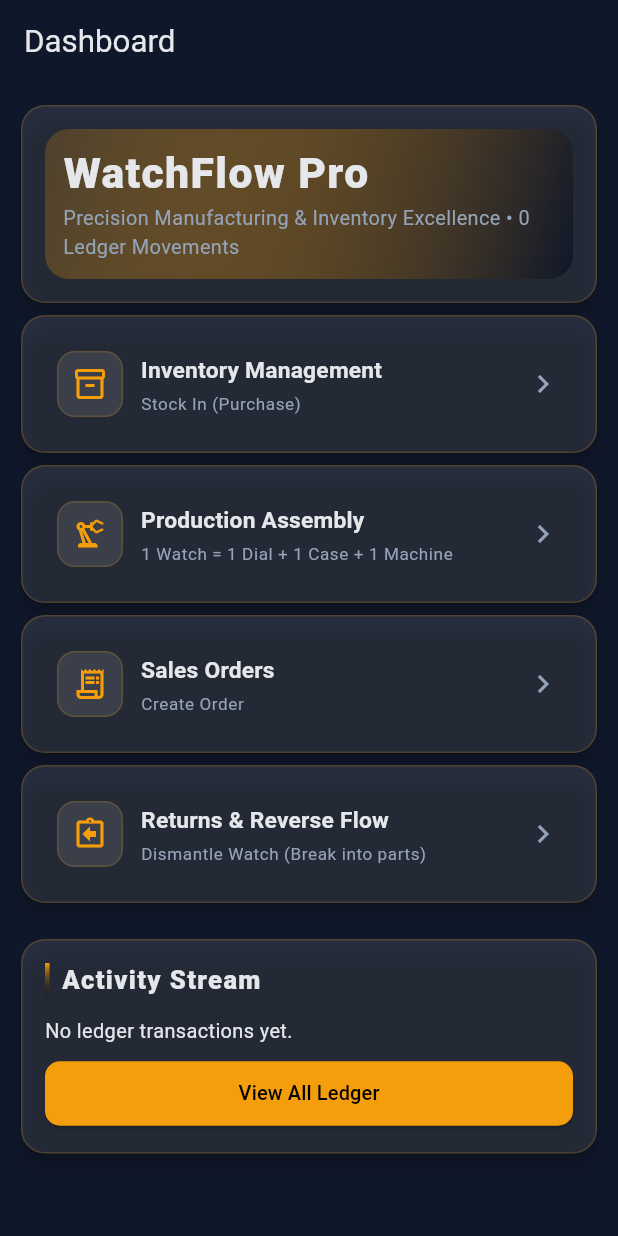
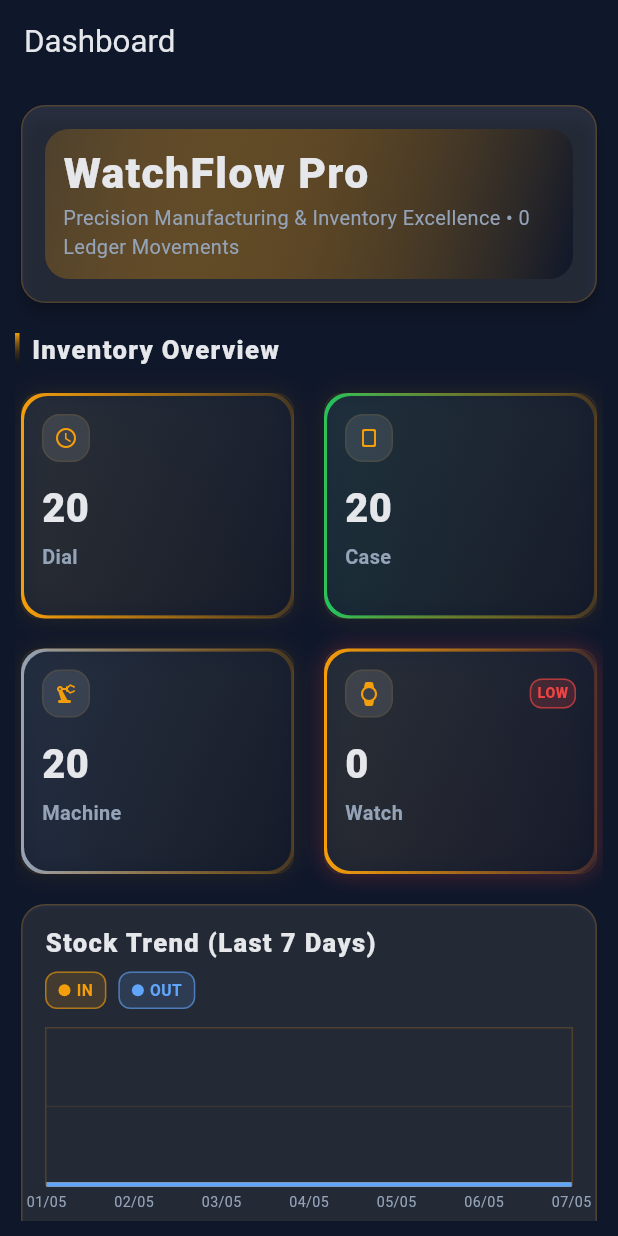
Before and after one commit to kevalsatani2001/watch_manufacturing_inventory, a Flutter app: the screen it shows after launch, on a phone screen of 412 x 824 dp. Run offline on Flutter 3.47's test engine with Material 3 defaults, Android fonts, the phone set to English and light mode, and no system bars; drawn by our look-alikes of fl_chart; our stand-ins replace equatable, flutter_bloc, flutter_secure_storage, flutter_staggered_animations, hive, hive_flutter and 4 more; accounts and stored records are empty; Roboto replaces fonts that are missing (Times New Roman).

Commit message:
add graph and inventory overview

```diff
--- a/lib/core/constants/app_colors.dart
+++ b/lib/core/constants/app_colors.dart
@@ -13,6 +13,7 @@ class AppColors {
   static const Color textPrimary = Color(0xFFE5E7EB);
   static const Color textSecondary = Color(0xFF94A3B8);
   static const Color surfaceElevated = Color(0xFF111C33);
+  static const Color trendBlue = Color(0xFF60A5FA);
   static const Color success = Color(0xFF22C55E);
   static const Color danger = Color(0xFFEF4444);
 }
--- a/lib/core/constants/app_strings.dart
+++ b/lib/core/constants/app_strings.dart
@@ -39,6 +39,11 @@ class AppStrings {
   static const String latestTenEntries = 'Activity Stream';
   static const String luxuryTagline = 'Luxury Manufacturing • Offline-first Ledger';
   static const String dashboardDynamicTagline = 'Precision Manufacturing & Inventory Excellence • {moves} Ledger Movements';
+  static const String inventoryOverviewTitle = 'Inventory Overview';
+  static const String stockTrendTitle = 'Stock Trend (Last 7 Days)';
+  static const String legendIn = 'IN';
+  static const String legendOut = 'OUT';
+  static const String lowStockBadge = 'LOW';
   static const String openLabel = 'Open';
   static const String openInventory = 'Open Inventory';
   static const String openProduction = 'Open Production';
--- a/lib/core/router/app_router.dart
+++ b/lib/core/router/app_router.dart
@@ -4,8 +4,10 @@ import 'package:watch_manufacturing_inventory_app/core/services/stock_ledger_hiv
 import 'package:watch_manufacturing_inventory_app/core/services/ledger_pdf_service.dart';
 import 'package:watch_manufacturing_inventory_app/features/dashboard/view/dashboard_view.dart';
 import 'package:watch_manufacturing_inventory_app/features/inventory/bloc/inventory_bloc.dart';
+import 'package:watch_manufacturing_inventory_app/features/inventory/bloc/inventory_event.dart';
 import 'package:watch_manufacturing_inventory_app/features/inventory/view/inventory_view.dart';
 import 'package:watch_manufacturing_inventory_app/features/ledger/bloc/ledger_bloc.dart';
+import 'package:watch_manufacturing_inventory_app/features/ledger/bloc/ledger_event.dart';
 import 'package:watch_manufacturing_inventory_app/features/ledger/view/ledger_view.dart';
 import 'package:watch_manufacturing_inventory_app/features/production/bloc/production_bloc.dart';
 import 'package:watch_manufacturing_inventory_app/features/production/view/production_view.dart';
@@ -28,7 +30,21 @@ class AppRouter {
     switch (settings.name) {
       case home:
         return MaterialPageRoute<void>(
-          builder: (_) => const DashboardView(),
+          builder: (_) => MultiBlocProvider(
+            providers: <BlocProvider<dynamic>>[
+              BlocProvider<InventoryBloc>(
+                create: (_) => InventoryBloc(stockService: StockLedgerHiveService.instance)
+                  ..add(const InventoryLoadRequested()),
+              ),
+              BlocProvider<LedgerBloc>(
+                create: (_) => LedgerBloc(
+                  stockService: StockLedgerHiveService.instance,
+                  pdfService: const LedgerPdfService(),
+                )..add(const LedgerLoadRequested()),
+              ),
+            ],
+            child: const DashboardView(),
+          ),
           settings: settings,
         );
       case production:
--- /dev/null
+++ b/lib/features/dashboard/services/dashboard_stock_analysis_service.dart
@@ -0,0 +1,60 @@
+import 'package:watch_manufacturing_inventory_app/core/constants/app_strings.dart';
+import 'package:watch_manufacturing_inventory_app/core/models/stock_ledger_entry.dart';
+import 'package:watch_manufacturing_inventory_app/core/services/stock_ledger_hive_service.dart';
+
+class DashboardStockAnalysisService {
+  const DashboardStockAnalysisService._();
+
+  static const int lowStockThreshold = 10;
+
+  static Map<String, int> currentStock() {
+    return StockLedgerHiveService.instance.calculateCurrentStock();
+  }
+
+  static List<StockTrendPoint> last7DaysTrend(List<StockLedgerEntry> entries) {
+    final now = DateTime.now();
+    final buckets = <DateTime, StockTrendPoint>{};
+
+    for (int i = 6; i >= 0; i--) {
+      final day = DateTime(now.year, now.month, now.day).subtract(Duration(days: i));
+      buckets[day] = StockTrendPoint(date: day, inQty: 0, outQty: 0);
+    }
+
+    for (final entry in entries) {
+      if (entry.reason == AppStrings.reasonInitialStock) continue;
+      final day = DateTime(entry.createdAt.year, entry.createdAt.month, entry.createdAt.day);
+      if (!buckets.containsKey(day)) continue;
+      final point = buckets[day]!;
+      if (entry.transactionType == StockLedgerHiveService.inTransaction) {
+        buckets[day] = point.copyWith(inQty: point.inQty + entry.quantity);
+      } else if (entry.transactionType == StockLedgerHiveService.outTransaction) {
+        buckets[day] = point.copyWith(outQty: point.outQty + entry.quantity);
+      }
+    }
+
+    return buckets.values.toList()..sort((a, b) => a.date.compareTo(b.date));
+  }
+}
+
+class StockTrendPoint {
+  const StockTrendPoint({
+    required this.date,
+    required this.inQty,
+    required this.outQty,
+  });
+
+  final DateTime date;
+  final int inQty;
+  final int outQty;
+
+  StockTrendPoint copyWith({
+    int? inQty,
+    int? outQty,
+  }) {
+    return StockTrendPoint(
+      date: date,
+      inQty: inQty ?? this.inQty,
+      outQty: outQty ?? this.outQty,
+    );
+  }
+}
--- a/lib/features/dashboard/view/dashboard_view.dart
+++ b/lib/features/dashboard/view/dashboard_view.dart
@@ -1,4 +1,11 @@
 import 'package:watch_manufacturing_inventory_app/core/common/app_imports.dart';
+import 'package:watch_manufacturing_inventory_app/features/dashboard/services/dashboard_stock_analysis_service.dart';
+import 'package:watch_manufacturing_inventory_app/features/dashboard/widgets/stock_graph_widget.dart';
+import 'package:watch_manufacturing_inventory_app/features/dashboard/widgets/stock_grid_widget.dart';
+import 'package:watch_manufacturing_inventory_app/features/inventory/bloc/inventory_bloc.dart';
+import 'package:watch_manufacturing_inventory_app/features/inventory/bloc/inventory_state.dart';
+import 'package:watch_manufacturing_inventory_app/features/ledger/bloc/ledger_bloc.dart';
+import 'package:watch_manufacturing_inventory_app/features/ledger/bloc/ledger_state.dart';
 
 class DashboardView extends StatelessWidget {
   const DashboardView({super.key});
@@ -10,10 +17,17 @@ class DashboardView extends StatelessWidget {
         AppStrings.ledgerBoxName,
       ).listenable(),
       builder: (context, box, child) {
+        final InventoryState inventoryState = context.watch<InventoryBloc>().state;
+        final LedgerState ledgerState = context.watch<LedgerBloc>().state;
         final latest = StockLedgerHiveService.instance.recentEntries(
           limit: 10,
           includeInitialSeedEntries: false,
         );
+        final stock = DashboardStockAnalysisService.currentStock();
+        final allEntries = StockLedgerHiveService.instance.queryEntries(limit: 100000);
+        final trend = DashboardStockAnalysisService.last7DaysTrend(allEntries);
+        final refreshKey =
+            '${inventoryState.stock.hashCode}-${ledgerState.entries.length}-${latest.isEmpty ? 0 : latest.first.createdAt.millisecondsSinceEpoch}';
         final items = <_DashItem>[
           const _DashItem(
             icon: Icons.inventory_2_outlined,
@@ -48,9 +62,9 @@ class DashboardView extends StatelessWidget {
           ),
           backgroundColor: AppColors.obsidianMidnight,
           body: ResponsiveLayout(
-            mobile: _buildMobile(context, items, latest),
-            tablet: _buildTablet(context, items, latest),
-            desktop: _buildDesktop(context, items, latest),
+            mobile: _buildMobile(context, items, latest, stock, trend, refreshKey),
+            tablet: _buildTablet(context, items, latest, stock, trend, refreshKey),
+            desktop: _buildDesktop(context, items, latest, stock, trend, refreshKey),
           ),
         );
       },
@@ -61,6 +75,9 @@ class DashboardView extends StatelessWidget {
     BuildContext context,
     List<_DashItem> items,
     List<StockLedgerEntry> latest,
+    Map<String, int> stock,
+    List<StockTrendPoint> trend,
+    String refreshKey,
   ) {
     return AnimationLimiter(
       child: ListView(
@@ -72,6 +89,9 @@ class DashboardView extends StatelessWidget {
           ),
           children: <Widget>[
             _headerCard(context, latest.length),
+            const SizedBox(height: AppSizes.large),
+            _inventoryOverviewSection(context, stock, trend, refreshKey),
+            const SizedBox(height: AppSizes.large),
             ...items.map((i) => _navTile(context, item: i)),
             const SizedBox(height: AppSizes.large),
             _latestCard(context, latest),
@@ -85,10 +105,16 @@ class DashboardView extends StatelessWidget {
     BuildContext context,
     List<_DashItem> items,
     List<StockLedgerEntry> latest,
+    Map<String, int> stock,
+    List<StockTrendPoint> trend,
+    String refreshKey,
   ) {
     return ListView(
       children: <Widget>[
         _headerCard(context, latest.length),
+        const SizedBox(height: AppSizes.large),
+        _inventoryOverviewSection(context, stock, trend, refreshKey),
+        const SizedBox(height: AppSizes.large),
         AppSpacing.vMd,
         AppGrid<_DashItem>(
           items: items,
@@ -110,10 +136,16 @@ class DashboardView extends StatelessWidget {
     BuildContext context,
     List<_DashItem> items,
     List<StockLedgerEntry> latest,
+    Map<String, int> stock,
+    List<StockTrendPoint> trend,
+    String refreshKey,
   ) {
     return ListView(
       children: <Widget>[
         _headerCard(context, latest.length),
+        const SizedBox(height: AppSizes.large),
+        _inventoryOverviewSection(context, stock, trend, refreshKey),
+        const SizedBox(height: AppSizes.large),
         AppSpacing.vMd,
         AppGrid<_DashItem>(
           items: items,
@@ -128,6 +160,30 @@ class DashboardView extends StatelessWidget {
         const SizedBox(height: AppSizes.large),
         _latestCard(context, latest),
       ],
+    );
+  }
+
+  Widget _inventoryOverviewSection(
+    BuildContext context,
+    Map<String, int> stock,
+    List<StockTrendPoint> trend,
+    String refreshKey,
+  ) {
+    return AnimatedSwitcher(
+      duration: const Duration(milliseconds: 420),
+      switchInCurve: Curves.easeOutExpo,
+      transitionBuilder: (child, animation) => FadeTransition(opacity: animation, child: child),
+      child: Column(
+        key: ValueKey<String>(refreshKey),
+        crossAxisAlignment: CrossAxisAlignment.start,
+        children: <Widget>[
+          _premiumHeading(context, AppStrings.inventoryOverviewTitle),
+          AppSpacing.vMd,
+          StockGridWidget(stock: stock),
+          AppSpacing.vMd,
+          StockGraphWidget(points: trend),
+        ],
+      ),
     );
   }
 
--- /dev/null
+++ b/lib/features/dashboard/widgets/stock_graph_widget.dart
@@ -0,0 +1,206 @@
+import 'package:fl_chart/fl_chart.dart';
+import 'package:watch_manufacturing_inventory_app/core/common/app_imports.dart';
+import 'package:watch_manufacturing_inventory_app/features/dashboard/services/dashboard_stock_analysis_service.dart';
+
+class StockGraphWidget extends StatelessWidget {
+  const StockGraphWidget({
+    super.key,
+    required this.points,
+  });
+
+  final List<StockTrendPoint> points;
+
+  @override
+  Widget build(BuildContext context) {
+    return AppCard(
+      color: AppColors.cardGlass,
+      shape: RoundedRectangleBorder(
+        borderRadius: BorderRadius.circular(AppSizes.lg),
+        side: const BorderSide(color: AppColors.borderGlass),
+      ),
+      child: Padding(
+        padding: const EdgeInsets.all(AppSizes.lg),
+        child: Column(
+          crossAxisAlignment: CrossAxisAlignment.start,
+          children: <Widget>[
+            Text(
+              AppStrings.stockTrendTitle,
+              style: ResponsiveTypography.luxuryHeading(context).copyWith(
+                color: AppColors.textPrimary,
+                fontSize: 18,
+              ),
+            ),
+            AppSpacing.vSm,
+            Row(
+              children: const <Widget>[
+                _LegendChip(
+                  label: AppStrings.legendIn,
+                  color: AppColors.champagneGold,
+                ),
+                SizedBox(width: AppSizes.sm),
+                _LegendChip(
+                  label: AppStrings.legendOut,
+                  color: AppColors.trendBlue,
+                ),
+              ],
+            ),
+            AppSpacing.vMd,
+            SizedBox(
+              height: AppSizes.xxl * 4,
+              child: LineChart(_chartData()),
+            ),
+          ],
+        ),
+      ),
+    );
+  }
+
+  LineChartData _chartData() {
+    final watchSpots = <FlSpot>[];
+    final partsSpots = <FlSpot>[];
+    double minY = 0;
+    double maxY = 0;
+
+    for (int i = 0; i < points.length; i++) {
+      final inQty = points[i].inQty.toDouble();
+      final outQty = points[i].outQty.toDouble();
+      watchSpots.add(FlSpot(i.toDouble(), inQty));
+      partsSpots.add(FlSpot(i.toDouble(), outQty));
+      minY = [minY, inQty, outQty].reduce((a, b) => a < b ? a : b);
+      maxY = [maxY, inQty, outQty].reduce((a, b) => a > b ? a : b);
+    }
+
+    if (minY < 0) minY = 0;
+    if (minY == maxY) maxY = maxY + 1;
+
+    return LineChartData(
+      lineTouchData: const LineTouchData(enabled: false),
+      minY: 0,
+      maxY: maxY + 1,
+      gridData: FlGridData(
+        show: true,
+        drawHorizontalLine: true,
+        drawVerticalLine: false,
+        getDrawingHorizontalLine: (_) => const FlLine(
+          color: AppColors.borderGold10,
+          strokeWidth: 1,
+        ),
+      ),
+      borderData: FlBorderData(
+        show: true,
+        border: Border.all(color: AppColors.borderGlass),
+      ),
+      titlesData: FlTitlesData(
+        topTitles: const AxisTitles(sideTitles: SideTitles(showTitles: false)),
+        rightTitles: const AxisTitles(sideTitles: SideTitles(showTitles: false)),
+        leftTitles: AxisTitles(
+          sideTitles: SideTitles(
+            showTitles: false,
+            reservedSize: AppSizes.xl + AppSizes.xs,
+          ),
+        ),
+        bottomTitles: AxisTitles(
+          sideTitles: SideTitles(
+            showTitles: true,
+            interval: 1,
+            getTitlesWidget: (value, _) {
+              final index = value.toInt();
+              if (index < 0 || index >= points.length) return const SizedBox.shrink();
+              return Padding(
+                padding: const EdgeInsets.only(top: AppSizes.xs),
+                child: Text(
+                  _dateLabel(points[index].date),
+                  style: const TextStyle(color: AppColors.textSecondary, fontSize: 10),
+                ),
+              );
+            },
+          ),
+        ),
+      ),
+      lineBarsData: <LineChartBarData>[
+        LineChartBarData(
+          spots: watchSpots,
+          isCurved: true,
+          curveSmoothness: 0.35,
+          color: AppColors.champagneGold,
+          barWidth: 3,
+          belowBarData: BarAreaData(
+            show: true,
+            gradient: LinearGradient(
+              begin: Alignment.topCenter,
+              end: Alignment.bottomCenter,
+              colors: <Color>[
+                AppColors.champagneGold.withValues(alpha: 0.32),
+                AppColors.champagneGold.withValues(alpha: 0.02),
+              ],
+            ),
+          ),
+          dotData: const FlDotData(show: false),
+        ),
+        LineChartBarData(
+          spots: partsSpots,
+          isCurved: true,
+          curveSmoothness: 0.35,
+          color: AppColors.trendBlue,
+          barWidth: 3,
+          belowBarData: BarAreaData(
+            show: true,
+            gradient: LinearGradient(
+              begin: Alignment.topCenter,
+              end: Alignment.bottomCenter,
+              colors: <Color>[
+                AppColors.trendBlue.withValues(alpha: 0.22),
+                AppColors.trendBlue.withValues(alpha: 0.02),
+              ],
+            ),
+          ),
+          dotData: const FlDotData(show: false),
+        ),
+      ],
+    );
+  }
+
+  String _dateLabel(DateTime date) =>
+      '${date.day.toString().padLeft(2, '0')}/${date.month.toString().padLeft(2, '0')}';
+}
+
+class _LegendChip extends StatelessWidget {
+  const _LegendChip({
+    required this.label,
+    required this.color,
+  });
+
+  final String label;
+  final Color color;
+
+  @override
+  Widget build(BuildContext context) {
+    return Container(
+      padding: const EdgeInsets.symmetric(horizontal: AppSizes.sm, vertical: AppSizes.xs),
+      decoration: BoxDecoration(
+        color: color.withValues(alpha: 0.15),
+        borderRadius: BorderRadius.circular(AppSizes.sm),
+        border: Border.all(color: color.withValues(alpha: 0.6)),
+      ),
+      child: Row(
+        mainAxisSize: MainAxisSize.min,
+        children: <Widget>[
+          Container(
+            height: AppSizes.sm,
+            width: AppSizes.sm,
+            decoration: BoxDecoration(color: color, shape: BoxShape.circle),
+          ),
+          const SizedBox(width: AppSizes.xs),
+          Text(
+            label,
+            style: TextStyle(
+              color: color,
+              fontWeight: FontWeight.w700,
+              fontSize: 11,
+            ),
+          ),
+        ],
+      ),
+    );
+  }
+}
--- /dev/null
+++ b/lib/features/dashboard/widgets/stock_grid_widget.dart
@@ -0,0 +1,170 @@
+import 'dart:ui';
+
+import 'package:watch_manufacturing_inventory_app/core/common/app_imports.dart';
+import 'package:watch_manufacturing_inventory_app/features/dashboard/services/dashboard_stock_analysis_service.dart';
+
+class StockGridWidget extends StatelessWidget {
+  const StockGridWidget({
+    super.key,
+    required this.stock,
+  });
+
+  final Map<String, int> stock;
+
+  @override
+  Widget build(BuildContext context) {
+    final tiles = <_StockTileData>[
+      _StockTileData(
+        label: AppStrings.dial,
+        value: stock[AppStrings.dial] ?? 0,
+        icon: Icons.watch_later_outlined,
+        borderGradient: const <Color>[AppColors.goldenAmber, AppColors.borderGlass],
+      ),
+      _StockTileData(
+        label: AppStrings.watchCase,
+        value: stock[AppStrings.watchCase] ?? 0,
+        icon: Icons.crop_portrait_rounded,
+        borderGradient: const <Color>[AppColors.success, AppColors.borderGlass],
+      ),
+      _StockTileData(
+        label: AppStrings.machine,
+        value: stock[AppStrings.machine] ?? 0,
+        icon: Icons.precision_manufacturing_rounded,
+        borderGradient: const <Color>[AppColors.textSecondary, AppColors.borderGlass],
+      ),
+      _StockTileData(
+        label: AppStrings.watch,
+        value: stock[AppStrings.watch] ?? 0,
+        icon: Icons.watch_rounded,
+        borderGradient: const <Color>[AppColors.champagneGold, AppColors.borderGold10],
+      ),
+    ];
+
+    return GridView.count(
+      crossAxisCount: 2,
+      crossAxisSpacing: AppSizes.md,
+      mainAxisSpacing: AppSizes.md,
+      childAspectRatio: 1.2,
+      physics: const NeverScrollableScrollPhysics(),
+      shrinkWrap: true,
+      children: tiles.map(_buildTile).toList(),
+    );
+  }
+
+  Widget _buildTile(_StockTileData tile) {
+    final isLow = tile.value < DashboardStockAnalysisService.lowStockThreshold;
+    return AppCard(
+      color: Colors.transparent,
+      elevation: 0,
+      child: Container(
+        decoration: BoxDecoration(
+          gradient: LinearGradient(colors: tile.borderGradient),
+          borderRadius: BorderRadius.circular(AppSizes.lg),
+          boxShadow: <BoxShadow>[
+            BoxShadow(
+              color: isLow ? AppColors.danger.withValues(alpha: 0.28) : AppColors.borderGold10,
+              blurRadius: AppSizes.md,
+              spreadRadius: 0.3,
+            ),
+          ],
+        ),
+        child: Padding(
+          padding: const EdgeInsets.all(AppSizes.xs / 2),
+          child: ClipRRect(
+            borderRadius: BorderRadius.circular(AppSizes.lg),
+            child: BackdropFilter(
+              filter: ImageFilter.blur(sigmaX: 10, sigmaY: 10),
+              child: Container(
+                decoration: BoxDecoration(
+                  gradient: LinearGradient(
+                    begin: Alignment.topLeft,
+                    end: Alignment.bottomRight,
+                    colors: <Color>[
+                      AppColors.cardLuxury.withValues(alpha: 0.95),
+                      AppColors.obsidianMidnight.withValues(alpha: 0.9),
+                    ],
+                  ),
+                ),
+                padding: const EdgeInsets.all(AppSizes.md),
+                child: Column(
+                  crossAxisAlignment: CrossAxisAlignment.start,
+                  children: <Widget>[
+                    Row(
+                      children: <Widget>[
+                        Container(
+                          height: AppSizes.xl + AppSizes.sm,
+                          width: AppSizes.xl + AppSizes.sm,
+                          decoration: BoxDecoration(
+                            color: AppColors.cardGlass,
+                            borderRadius: BorderRadius.circular(AppSizes.md),
+                            border: Border.all(color: AppColors.borderGold10),
+                          ),
+                          child: Icon(tile.icon, color: AppColors.champagneGold, size: AppSizes.lg),
+                        ),
+                        const Spacer(),
+                        if (isLow)
+                          Container(
+                            padding: const EdgeInsets.symmetric(
+                              horizontal: AppSizes.xs,
+                              vertical: 2,
+                            ),
+                            decoration: BoxDecoration(
+                              color: AppColors.danger.withValues(alpha: 0.18),
+                              borderRadius: BorderRadius.circular(AppSizes.sm),
+                              border: Border.all(color: AppColors.danger.withValues(alpha: 0.65)),
+                            ),
+                            child: const Text(
+                              AppStrings.lowStockBadge,
+                              style: TextStyle(
+                                color: AppColors.danger,
+                                fontSize: 10,
+                                fontWeight: FontWeight.w800,
+                                letterSpacing: 0.4,
+                              ),
+                            ),
+                          ),
+                      ],
+                    ),
+                    AppSpacing.vMd,
+                    Text(
+                      tile.value.toString(),
+                      style: const TextStyle(
+                        color: AppColors.textPrimary,
+                        fontWeight: FontWeight.w900,
+                        fontSize: 28,
+                      ),
+                    ),
+                    AppSpacing.vXs,
+                    Text(
+                      tile.label,
+                      maxLines: 1,
+                      overflow: TextOverflow.ellipsis,
+                      style: const TextStyle(
+                        color: AppColors.textSecondary,
+                        fontWeight: FontWeight.w700,
+                      ),
+                    ),
+                  ],
+                ),
+              ),
+            ),
+          ),
+        ),
+      ),
+    );
+  }
+}
+
+class _StockTileData {
+  const _StockTileData({
+    required this.label,
+    required this.value,
+    required this.icon,
+    required this.borderGradient,
+  });
+
+  final String label;
+  final int value;
+  final IconData icon;
+  final List<Color> borderGradient;
+}
--- a/pubspec.yaml
+++ b/pubspec.yaml
@@ -46,6 +46,7 @@ dependencies:
   path_provider: ^2.1.5
   open_file: ^3.5.11
   flutter_secure_storage: ^10.1.0
+  fl_chart: ^1.2.0
 
 dev_dependencies:
   flutter_test:
```
